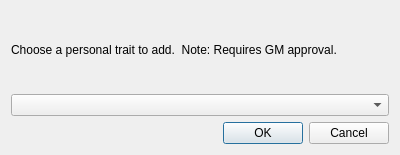
Qt form PaperBlossoms/ui/adddisadvdialog.ui (dashnine/PaperBlossoms) before a commit.
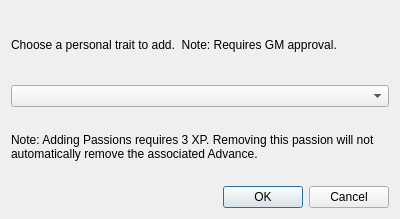
The same form after that commit.

Commit message: Add 3 XP when adding passion.  Goes to Curric right now.

Patch:
```diff
--- a/PaperBlossoms/ui/adddisadvdialog.ui
+++ b/PaperBlossoms/ui/adddisadvdialog.ui
@@ -7,7 +7,7 @@
     <x>0</x>
     <y>0</y>
     <width>400</width>
-    <height>155</height>
+    <height>219</height>
    </rect>
   </property>
   <property name="windowTitle">
@@ -24,6 +24,16 @@
    <item>
     <widget class="QComboBox" name="traitComboBox"/>
    </item>
+   <item>
+    <widget class="QLabel" name="passionwarning">
+     <property name="text">
+      <string>Note: Adding Passions requires 3 XP. Removing this passion will not automatically remove the associated Advance.</string>
+     </property>
+     <property name="wordWrap">
+      <bool>true</bool>
+     </property>
+    </widget>
+   </item>
    <item>
     <widget class="QDialogButtonBox" name="buttonBox">
      <property name="orientation">
```
The commit also changes 2 other files.
